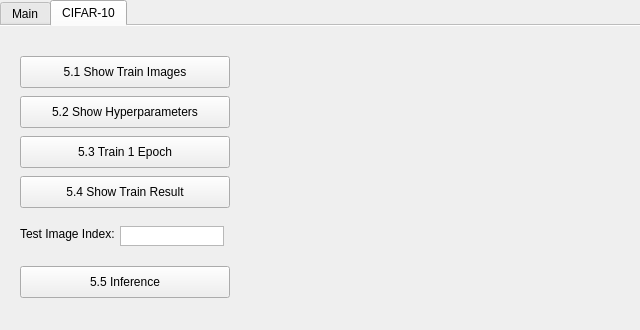
Above: main.ui from WeiZhiHuang/cvdl-hw1 before the change. Below: the same form after it.
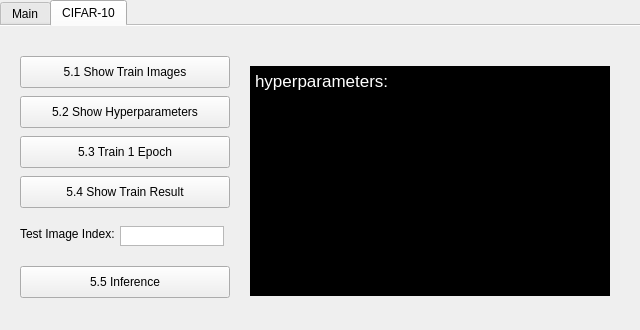
That is the form after the change. The open tabs and pages were chosen to show the change.

Patch:
```diff
--- a/main.ui
+++ b/main.ui
@@ -498,6 +498,26 @@
       <enum>Qt::ScrollBarAlwaysOff</enum>
      </property>
     </widget>
+    <widget class="QTextBrowser" name="textBrowser">
+     <property name="geometry">
+      <rect>
+       <x>250</x>
+       <y>40</y>
+       <width>360</width>
+       <height>230</height>
+      </rect>
+     </property>
+     <property name="styleSheet">
+      <string notr="true">background-color: #000;</string>
+     </property>
+     <property name="html">
+      <string>&lt;!DOCTYPE HTML PUBLIC &quot;-//W3C//DTD HTML 4.0//EN&quot; &quot;http://www.w3.org/TR/REC-html40/strict.dtd&quot;&gt;
+&lt;html&gt;&lt;head&gt;&lt;meta name=&quot;qrichtext&quot; content=&quot;1&quot; /&gt;&lt;style type=&quot;text/css&quot;&gt;
+p, li { white-space: pre-wrap; }
+&lt;/style&gt;&lt;/head&gt;&lt;body style=&quot; font-family:'.AppleSystemUIFont'; font-size:13pt; font-weight:400; font-style:normal;&quot;&gt;
+&lt;p style=&quot; margin-top:0px; margin-bottom:0px; margin-left:0px; margin-right:0px; -qt-block-indent:0; text-indent:0px;&quot;&gt;&lt;span style=&quot; color:#ffffff;&quot;&gt;hyperparameters:&lt;/span&gt;&lt;/p&gt;&lt;/body&gt;&lt;/html&gt;</string>
+     </property>
+    </widget>
    </widget>
   </widget>
  </widget>
```
